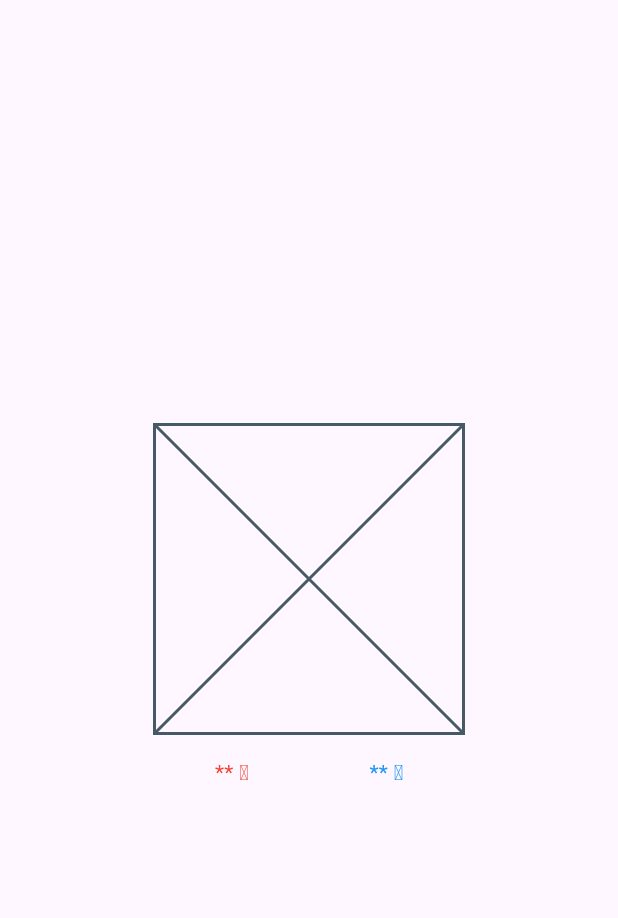
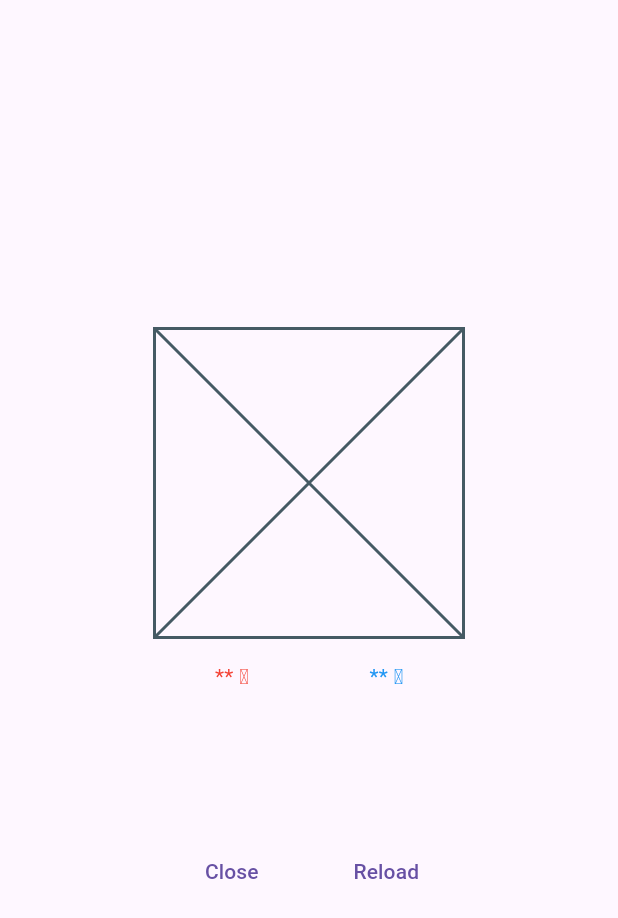
Before and after one commit to smsmsy/my_yumemi_flutter_training, a Flutter app: the screen it shows after launch, on a phone screen of 412 x 824 dp. Shown: the top 918 px of the screen. Run offline on Flutter 3.47's test engine with Material 3 defaults, Android fonts, the phone set to English and light mode, and no system bars.

Commit message:
Add TextButton widgets to under the text widgets
TextButton widgets is...
- width size is quarter of devices width
- centering on device
- have 80px padding over the widgets using SizedBox

```diff
--- a/lib/main.dart
+++ b/lib/main.dart
@@ -50,6 +50,26 @@ class MainApp extends StatelessWidget {
                   ],
                 ),
               ),
+              const SizedBox(height: 80),
+              Row(
+                mainAxisAlignment: MainAxisAlignment.center,
+                children: [
+                  SizedBox(
+                    width: size / 2,
+                    child: TextButton(
+                      onPressed: () {},
+                      child: const Text('Close'),
+                    ),
+                  ),
+                  SizedBox(
+                    width: size / 2,
+                    child: TextButton(
+                      onPressed: () {},
+                      child: const Text('Reload'),
+                    ),
+                  ),
+                ],
+              ),
             ],
           ),
         ),
```
